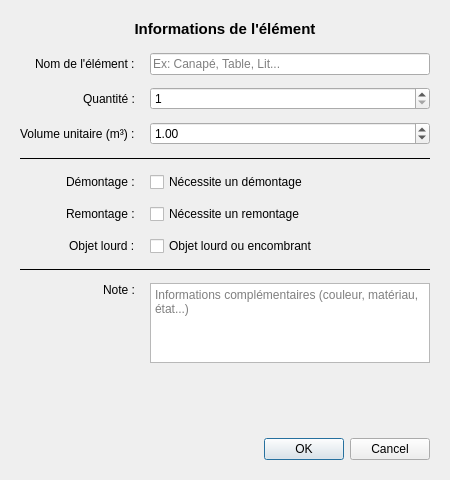
The window that DevisMaker/src/ui/ItemModifyierDialog.ui (Andreas-Chatti/DevisMaker) describes before a commit, drawn with Qt 5.
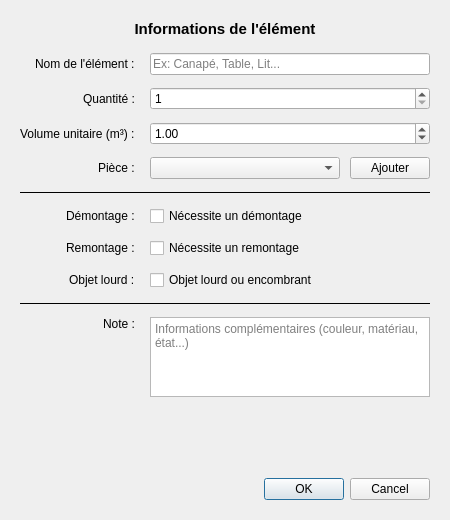
The same window after the commit.

Commit message:
-Added Area class -Reworked the Inventory system
Polishing InventoryModifyierDialog

The edit to the form file:
```diff
--- a/DevisMaker/src/ui/ItemModifyierDialog.ui
+++ b/DevisMaker/src/ui/ItemModifyierDialog.ui
@@ -7,19 +7,19 @@
     <x>0</x>
     <y>0</y>
     <width>450</width>
-    <height>480</height>
+				<height>520</height>
    </rect>
   </property>
   <property name="minimumSize">
    <size>
     <width>450</width>
-    <height>480</height>
+				<height>520</height>
    </size>
   </property>
   <property name="maximumSize">
    <size>
     <width>450</width>
-    <height>480</height>
+				<height>520</height>
    </size>
   </property>
   <property name="windowTitle">
@@ -131,7 +131,53 @@
        </property>
       </widget>
      </item>
-     <item row="3" column="0" colspan="2">
+					<item row="3" column="0">
+						<widget class="QLabel" name="areaLabel">
+							<property name="text">
+								<string>Pièce :</string>
+							</property>
+						</widget>
+					</item>
+					<item row="3" column="1">
+						<layout class="QHBoxLayout" name="areaHBoxLayout">
+							<property name="spacing">
+								<number>10</number>
+							</property>
+							<item>
+								<widget class="QComboBox" name="areaComboBox">
+									<property name="sizePolicy">
+										<sizepolicy hsizetype="Expanding" vsizetype="Fixed">
+											<horstretch>0</horstretch>
+											<verstretch>0</verstretch>
+										</sizepolicy>
+									</property>
+									<property name="placeholderText">
+										<string>Sélectionner une pièce...</string>
+									</property>
+								</widget>
+							</item>
+							<item>
+								<widget class="QPushButton" name="addAreaButton">
+									<property name="sizePolicy">
+										<sizepolicy hsizetype="Fixed" vsizetype="Fixed">
+											<horstretch>0</horstretch>
+											<verstretch>0</verstretch>
+										</sizepolicy>
+									</property>
+									<property name="minimumSize">
+										<size>
+											<width>80</width>
+											<height>0</height>
+										</size>
+									</property>
+									<property name="text">
+										<string>Ajouter</string>
+									</property>
+								</widget>
+							</item>
+						</layout>
+					</item>
+					<item row="4" column="0" colspan="2">
       <widget class="Line" name="line">
        <property name="frameShadow">
         <enum>QFrame::Shadow::Plain</enum>
@@ -141,49 +187,49 @@
        </property>
       </widget>
      </item>
-     <item row="4" column="0">
+					<item row="5" column="0">
       <widget class="QLabel" name="demontageLabel">
        <property name="text">
         <string>Démontage :</string>
        </property>
       </widget>
      </item>
-     <item row="4" column="1">
+					<item row="5" column="1">
       <widget class="QCheckBox" name="demontageCheckBox">
        <property name="text">
         <string>Nécessite un démontage</string>
        </property>
       </widget>
      </item>
-     <item row="5" column="0">
+					<item row="6" column="0">
       <widget class="QLabel" name="remontageLabel">
        <property name="text">
         <string>Remontage :</string>
        </property>
       </widget>
      </item>
-     <item row="5" column="1">
+					<item row="6" column="1">
       <widget class="QCheckBox" name="remontageCheckBox">
        <property name="text">
         <string>Nécessite un remontage</string>
        </property>
       </widget>
      </item>
-     <item row="6" column="0">
+					<item row="7" column="0">
       <widget class="QLabel" name="heavyLabel">
        <property name="text">
         <string>Objet lourd :</string>
        </property>
       </widget>
      </item>
-     <item row="6" column="1">
+					<item row="7" column="1">
       <widget class="QCheckBox" name="heavyCheckBox">
        <property name="text">
         <string>Objet lourd ou encombrant</string>
        </property>
       </widget>
      </item>
-     <item row="7" column="0" colspan="2">
+					<item row="8" column="0" colspan="2">
       <widget class="Line" name="line_2">
        <property name="frameShadow">
         <enum>QFrame::Shadow::Plain</enum>
@@ -193,7 +239,7 @@
        </property>
       </widget>
      </item>
-     <item row="8" column="0">
+					<item row="9" column="0">
       <widget class="QLabel" name="noteLabel">
        <property name="text">
         <string>Note :</string>
@@ -203,7 +249,7 @@
        </property>
       </widget>
      </item>
-     <item row="8" column="1">
+					<item row="9" column="1">
       <widget class="QTextEdit" name="noteTextEdit">
        <property name="maximumSize">
         <size>
```
Lines whose indentation alone changed are shown as unchanged. The commit also changes 13 other files.
